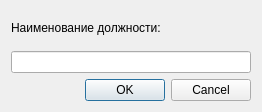
Above: dialogjobedit.ui from OrbMind/daybook before the change. Below: the same form after it.
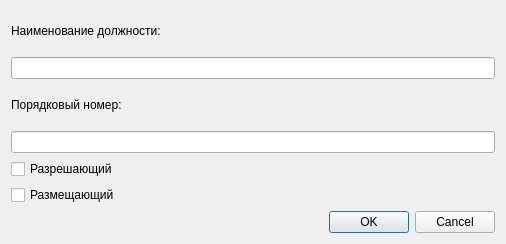
That is the form after the change. Icons and pictures are not drawn.

Patch:
```diff
--- a/dialogjobedit.ui
+++ b/dialogjobedit.ui
@@ -6,8 +6,8 @@
    <rect>
     <x>0</x>
     <y>0</y>
-    <width>262</width>
-    <height>112</height>
+    <width>506</width>
+    <height>244</height>
    </rect>
   </property>
   <property name="sizePolicy">
@@ -23,22 +23,59 @@
    <iconset resource="images.qrc">
     <normaloff>:/icon/icon/icon.png</normaloff>:/icon/icon/icon.png</iconset>
   </property>
-  <layout class="QGridLayout" name="gridLayout">
-   <item row="0" column="0">
+  <layout class="QVBoxLayout" name="verticalLayout">
+   <item>
     <widget class="QLabel" name="labelNameJob">
      <property name="text">
       <string>Наименование должности:</string>
      </property>
     </widget>
    </item>
-   <item row="1" column="0">
+   <item>
     <widget class="QLineEdit" name="lineEditJob">
      <property name="maxLength">
       <number>128</number>
      </property>
     </widget>
    </item>
-   <item row="2" column="0">
+   <item>
+    <widget class="QLabel" name="label">
+     <property name="text">
+      <string>Порядковый номер:</string>
+     </property>
+    </widget>
+   </item>
+   <item>
+    <widget class="QLineEdit" name="lineEditNum">
+     <property name="toolTip">
+      <string>&lt;html&gt;&lt;head/&gt;&lt;body&gt;&lt;p&gt;Данное поле используется для сортировки должностей&lt;/p&gt;&lt;/body&gt;&lt;/html&gt;</string>
+     </property>
+     <property name="maxLength">
+      <number>5</number>
+     </property>
+    </widget>
+   </item>
+   <item>
+    <widget class="QCheckBox" name="checkBoxRequest">
+     <property name="toolTip">
+      <string>&lt;html&gt;&lt;head/&gt;&lt;body&gt;&lt;p&gt;Пользователи с данной должностью будут в перечне разрешающих лиц&lt;/p&gt;&lt;/body&gt;&lt;/html&gt;</string>
+     </property>
+     <property name="text">
+      <string>Разрешающий</string>
+     </property>
+    </widget>
+   </item>
+   <item>
+    <widget class="QCheckBox" name="checkBoxRecord">
+     <property name="toolTip">
+      <string>&lt;html&gt;&lt;head/&gt;&lt;body&gt;&lt;p&gt;Пользователи с данной должностью будут в перечне размещающих лиц&lt;/p&gt;&lt;/body&gt;&lt;/html&gt;</string>
+     </property>
+     <property name="text">
+      <string>Размещающий</string>
+     </property>
+    </widget>
+   </item>
+   <item>
     <widget class="QDialogButtonBox" name="buttonBox">
      <property name="standardButtons">
       <set>QDialogButtonBox::Cancel|QDialogButtonBox::Ok</set>
```
Left out of the diff: 3 changed lines with no effect on the pictures.
